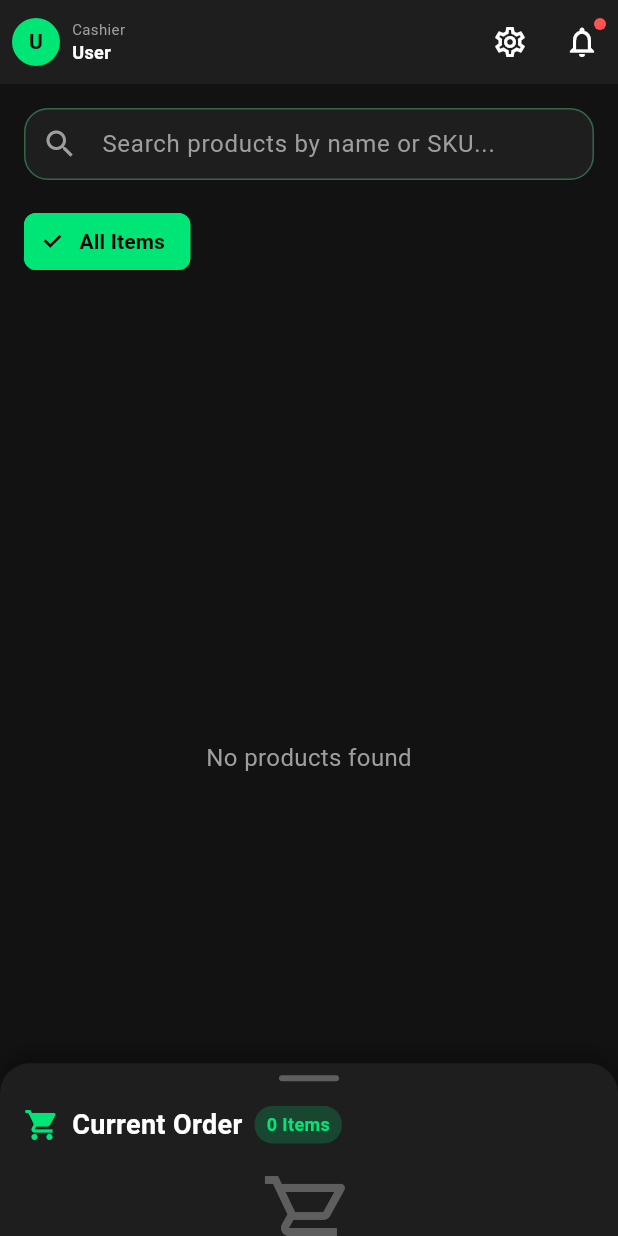
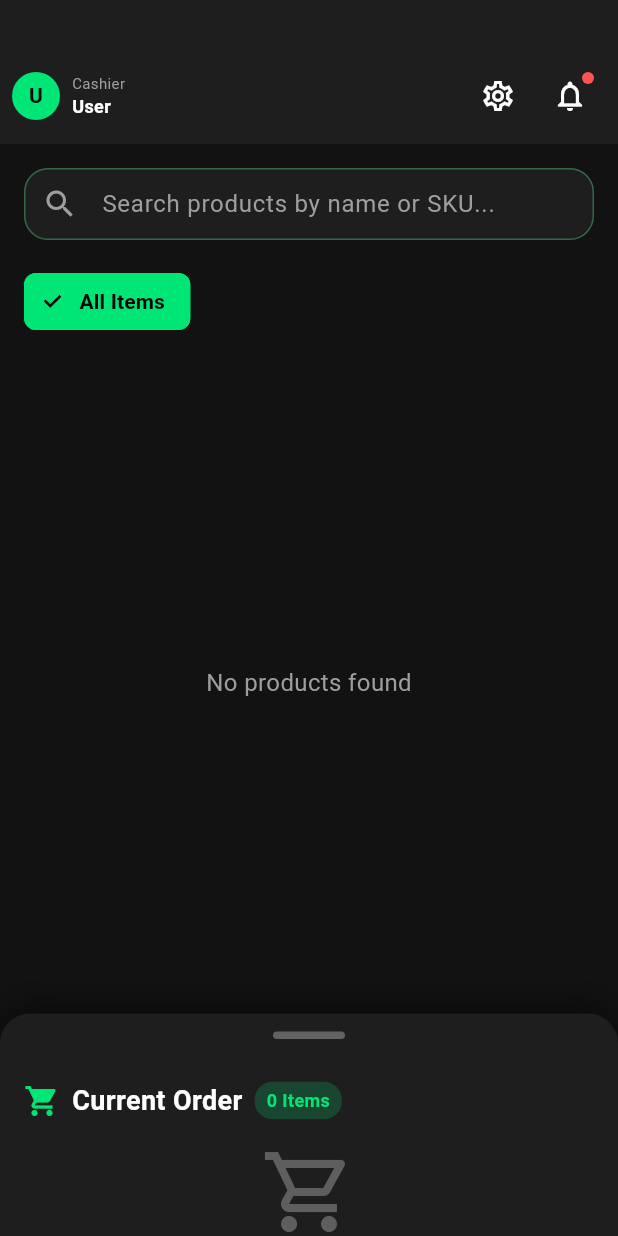
Before and after one commit to gulfamali16/App-Development-Portfolio, a Flutter app: the POSScreen screen opened directly, on a phone screen of 412 x 824 dp. Run offline on Flutter 3.47's test engine with Material 3 defaults, Android fonts, the phone set to English and light mode, and no system bars; our stand-ins replace cloud_firestore, connectivity_plus, device_info_plus, email_validator, firebase_auth, firebase_core and 15 more; missing offline and left inert: workmanager; accounts and stored records are empty; network calls fail.

Commit message:
Fix POS cart dragging and add image picker to Product/Category screens
Co-authored-by: gulfamali16 <140166609+gulfamali16@users.noreply.github.com>

```diff
--- a/SmartPOS/lib/screens/pos/pos_screen.dart
+++ b/SmartPOS/lib/screens/pos/pos_screen.dart
@@ -49,29 +49,42 @@ class _POSScreenState extends State<POSScreen> {
   Widget build(BuildContext context) {
     return Scaffold(
       backgroundColor: AppTheme.backgroundDark,
-      appBar: _buildAppBar(),
       body: Stack(
         children: [
-          Column(
+          // Main content (product grid) - takes full screen
+          Positioned.fill(
+            child: Column(
               children: [
+                // App bar
+                _buildAppBar(),
+                // Search bar
                 _buildSearchBar(),
+                // Category filter
                 _buildCategoryFilter(),
-              Expanded(child: _buildProductGrid()),
+                // Product grid (scrollable)
+                Expanded(
+                  child: _buildProductGrid(),
+                ),
+                // Space for collapsed cart
+                const SizedBox(height: 140),
               ],
             ),
+          ),
+
+          // Draggable cart panel - on top of everything
           _buildCartPanel(),
         ],
       ),
     );
   }
 
-  PreferredSizeWidget _buildAppBar() {
-    return AppBar(
-      backgroundColor: AppTheme.surfaceDark,
-      automaticallyImplyLeading: false,
-      leading: Padding(
-        padding: const EdgeInsets.only(left: 8),
-        child: Consumer<AuthProvider>(
+  Widget _buildAppBar() {
+    return Container(
+      color: AppTheme.surfaceDark,
+      padding: const EdgeInsets.only(top: 40, left: 8, right: 8, bottom: 8),
+      child: Row(
+        children: [
+          Consumer<AuthProvider>(
             builder: (context, authProvider, child) {
               return Row(
                 mainAxisSize: MainAxisSize.min,
@@ -89,8 +102,7 @@ class _POSScreenState extends State<POSScreen> {
                     ),
                   ),
                   const SizedBox(width: 8),
-                Expanded(
-                  child: Column(
+                  Column(
                     crossAxisAlignment: CrossAxisAlignment.start,
                     mainAxisAlignment: MainAxisAlignment.center,
                     children: [
@@ -112,14 +124,11 @@ class _POSScreenState extends State<POSScreen> {
                       ),
                     ],
                   ),
-                ),
                 ],
               );
             },
           ),
-      ),
-      leadingWidth: 150,
-      actions: [
+          const Spacer(),
           IconButton(
             icon: const Icon(Icons.settings_outlined, color: Colors.white),
             onPressed: () {
@@ -149,6 +158,7 @@ class _POSScreenState extends State<POSScreen> {
             ],
           ),
         ],
+      ),
     );
   }
 
@@ -388,34 +398,44 @@ class _POSScreenState extends State<POSScreen> {
   Widget _buildCartPanel() {
     return DraggableScrollableSheet(
       controller: _cartController,
-      initialChildSize: 0.15,
-      minChildSize: 0.15,
-      maxChildSize: 0.9,
+      initialChildSize: 0.18,
+      minChildSize: 0.18,
+      maxChildSize: 0.85,
+      snap: true,
+      snapSizes: const [0.18, 0.5, 0.85],
       builder: (context, scrollController) {
         return Consumer<CartProvider>(
           builder: (context, cartProvider, child) {
             return Container(
               decoration: BoxDecoration(
-                color: AppTheme.surfaceDark,
+                color: const Color(0xFF1E1E1E),
                 borderRadius: const BorderRadius.vertical(top: Radius.circular(20)),
                 boxShadow: [
                   BoxShadow(
-                    color: Colors.black.withOpacity(0.3),
-                    blurRadius: 10,
+                    color: Colors.black.withOpacity(0.5),
+                    blurRadius: 20,
                     offset: const Offset(0, -5),
                   ),
                 ],
               ),
               child: Column(
                 children: [
-                  // Drag handle
-                  Container(
-                    margin: const EdgeInsets.only(top: 8),
-                    width: 40,
-                    height: 4,
+                  // Drag handle - THIS IS KEY FOR DRAGGING
+                  GestureDetector(
+                    onVerticalDragUpdate: (_) {}, // Enable drag
+                    child: Container(
+                      width: double.infinity,
+                      padding: const EdgeInsets.symmetric(vertical: 12),
+                      child: Center(
+                        child: Container(
+                          width: 48,
+                          height: 5,
                           decoration: BoxDecoration(
-                      color: AppTheme.textSecondary.withOpacity(0.5),
-                      borderRadius: BorderRadius.circular(2),
+                            color: Colors.white.withOpacity(0.3),
+                            borderRadius: BorderRadius.circular(3),
+                          ),
+                        ),
+                      ),
                     ),
                   ),
 
```
Also changed, not shown: SmartPOS/lib/screens/inventory/add_category_screen.dart (+64 -7 lines), SmartPOS/lib/screens/inventory/add_product_screen.dart (+64 -10 lines). Lines whose indentation alone changed are shown as unchanged.
